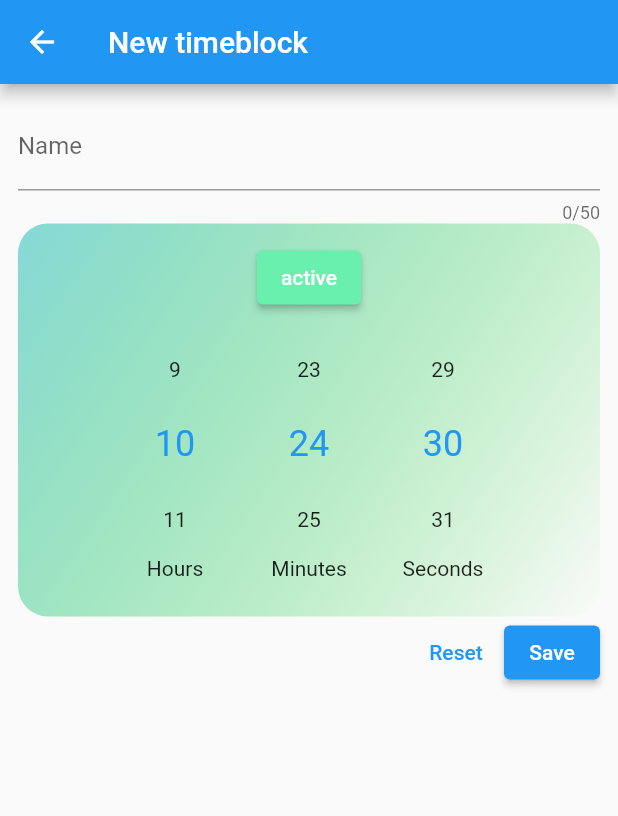
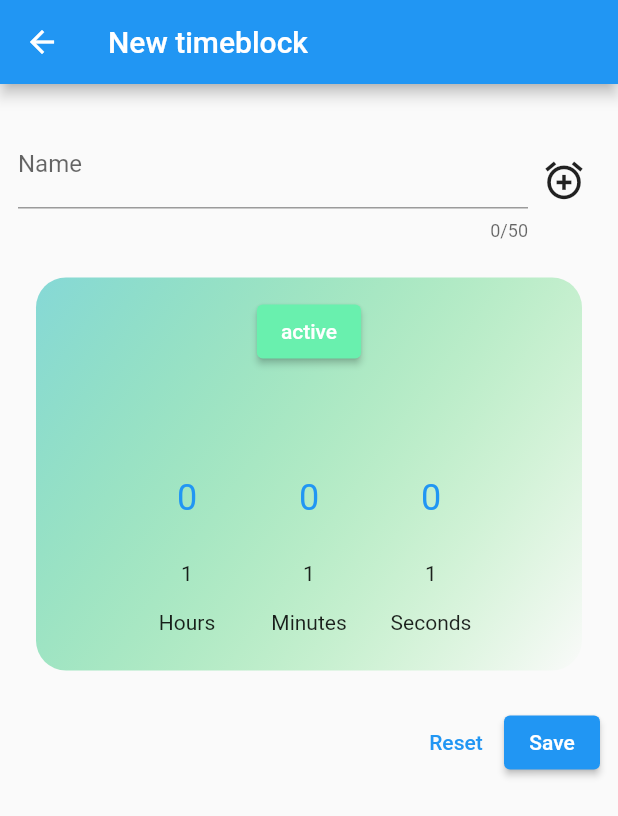
Before and after one commit to ssh0119/timeblocks, a Flutter app: the NewTimeblockScreen screen opened directly, on a phone screen of 412 x 824 dp. Shown: the top 816 px of the screen. Run offline on Flutter 3.47's test engine with Material 2 defaults, Android fonts, the phone set to English and light mode, and no system bars; drawn by our look-alikes of numberpicker; our stand-ins replace flutter_riverpod, sqflite; accounts and stored records are empty.

Commit message:
Add more intervals to form

```diff
--- a/lib/widgets/interval_input.dart
+++ b/lib/widgets/interval_input.dart
@@ -50,6 +50,7 @@ class _IntervalInputState extends State<IntervalInput> {
     ];
 
     return Container(
+      margin: EdgeInsets.all(12),
       padding: const EdgeInsets.symmetric(vertical: 12, horizontal: 0),
       decoration: BoxDecoration(
         borderRadius: const BorderRadius.all(
--- a/lib/widgets/timeblock_form.dart
+++ b/lib/widgets/timeblock_form.dart
@@ -7,7 +7,7 @@ import 'package:timeblocks/providers/timeblocks_provider.dart';
 import 'package:timeblocks/validators/timeblock_validator.dart';
 import 'package:timeblocks/widgets/interval_input.dart';
 
-const initialIntervalSettings = {'hours': 10, 'minutes': 24, 'seconds': 30};
+const initialIntervalSettings = {'hours': 0, 'minutes': 0, 'seconds': 0};
 
 class TimeblockForm extends ConsumerStatefulWidget {
   const TimeblockForm({super.key});
@@ -39,23 +39,47 @@ class _TimeblockFormState extends ConsumerState<TimeblockForm> {
     }
   }
 
+  void _addNewInterval() {
+    setState(() {
+      intervalInputs.add(initialIntervalSettings);
+    });
+  }
+
   @override
   Widget build(context) {
     final form = ref.watch(formProvider);
 
     return Form(
       key: _formKey,
+      child: SingleChildScrollView(
         child: Column(
           children: [
-          TextFormField(
+            Padding(
+              padding: const EdgeInsets.symmetric(
+                vertical: 12,
+                horizontal: 0,
+              ),
+              child: Row(
+                children: [
+                  Expanded(
+                    child: TextFormField(
                       maxLength: 50,
                       decoration: const InputDecoration(
                         label: Text('Name'),
                       ),
-            validator: (value) => TimeblockValidator.isValidName(value),
+                      validator: (value) =>
+                          TimeblockValidator.isValidName(value),
                       onSaved: (value) {
                         _updateFormProvider(ref, 'name', value);
                       },
+                    ),
+                  ),
+                  IconButton(
+                    icon: const Icon(Icons.add_alarm, size: 30),
+                    onPressed: _addNewInterval,
+                  ),
+                ],
+              ),
             ),
             Column(
               children: intervalInputs.asMap().keys.toList().map((index) {
@@ -65,7 +89,9 @@ class _TimeblockFormState extends ConsumerState<TimeblockForm> {
                 );
               }).toList(),
             ),
-          Row(
+            Padding(
+              padding: const EdgeInsets.only(top: 12),
+              child: Row(
                 mainAxisAlignment: MainAxisAlignment.end,
                 children: [
                   TextButton(
@@ -92,7 +118,9 @@ class _TimeblockFormState extends ConsumerState<TimeblockForm> {
                   ),
                 ],
               ),
+            ),
           ],
+        ),
       ),
     );
   }
```
Lines whose indentation alone changed are shown as unchanged.
